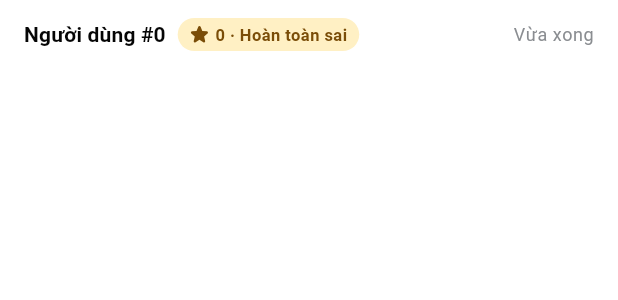
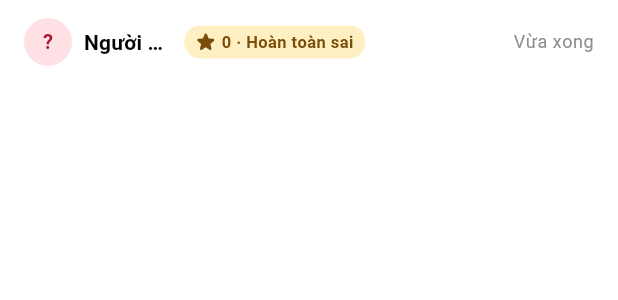
Before and after one commit to tonhulily/QuizHub, a Flutter app: the _RatingTile widget shown alone on an empty page, opened directly with empty values, on a phone screen of 412 x 824 dp. Shown: the top 300 px of the screen. Run offline on Flutter 3.47's test engine with Material 3 defaults, Android fonts, the phone set to English and light mode, and no system bars; our stand-ins replace cached_network_image, device_info_plus, dio, equatable, flutter_bloc, flutter_easyloading and 8 more; accounts and stored records are empty; network calls fail; statements that could not run were skipped.

Commit message:
feat(qbank): show rater name and avatar in question statistics
The ratings API only returns user_id. Look up each rater with
GET /users/{id} through a new UserDirectory (cached per id, concurrent
lookups share one request). On error the row falls back to
"Người dùng #id".

Co-Authored-By: Claude Opus 5.5 <noreply@anthropic.com>

```diff
--- /dev/null
+++ b/lib/data/repositories/user_directory.dart
@@ -0,0 +1,27 @@
+import '../../core/network/api_exception.dart';
+import '../models/profile_model.dart';
+import 'user_repository.dart';
+
+/// Tra tên / ảnh của người dùng theo id (`GET /users/{id}`), có cache.
+///
+/// Dùng cho danh sách chỉ có `user_id` (vd đánh giá câu hỏi). Nhiều dòng cùng
+/// một người chỉ gọi API một lần; gọi lỗi thì trả null (màn hình hiện lại
+/// "Người dùng #id") và lần sau thử lại.
+class UserDirectory {
+  final UserRepository _users;
+  final Map<int, Future<ProfileModel?>> _cache = {};
+
+  UserDirectory(this._users);
+
+  Future<ProfileModel?> lookup(int userId) =>
+      _cache.putIfAbsent(userId, () => _fetch(userId));
+
+  Future<ProfileModel?> _fetch(int userId) async {
+    try {
+      return await _users.getUser(userId);
+    } on ApiException {
+      _cache.remove(userId);
+      return null;
+    }
+  }
+}
--- a/lib/di/locator.dart
+++ b/lib/di/locator.dart
@@ -22,6 +22,7 @@ import '../data/repositories/question_bank_repository.dart';
 import '../data/repositories/reaction_repository.dart';
 import '../data/repositories/report_repository.dart';
 import '../data/repositories/subject_repository.dart';
+import '../data/repositories/user_directory.dart';
 import '../data/repositories/submission_repository.dart';
 import '../data/repositories/user_repository.dart';
 import '../data/repositories/user_search_repository.dart';
@@ -122,4 +123,7 @@ Future<void> setupLocator({
   getIt.registerLazySingleton<AiRepository>(
     () => AiRepository(getIt<ApiClient>()),
   );
+  getIt.registerLazySingleton<UserDirectory>(
+    () => UserDirectory(getIt<UserRepository>()),
+  );
 }
--- a/lib/features/question_bank/view/question_stats_view.dart
+++ b/lib/features/question_bank/view/question_stats_view.dart
@@ -10,8 +10,11 @@ import '../../../core/utils/time_format.dart';
 import '../../../core/widgets/fb_widgets.dart';
 import '../../../core/widgets/paged_list.dart';
 import '../../../core/widgets/state_views.dart';
+import '../../../core/widgets/user_avatar.dart';
+import '../../../data/models/profile_model.dart';
 import '../../../data/models/question_models.dart';
 import '../../../data/repositories/question_bank_repository.dart';
+import '../../../data/repositories/user_directory.dart';
 import '../../../di/locator.dart';
 import '../cubit/load_cubit.dart';
 import '../widgets/qbank_widgets.dart';
@@ -278,13 +281,24 @@ class _Bar extends StatelessWidget {
   }
 }
 
-class _RatingTile extends StatelessWidget {
+class _RatingTile extends StatefulWidget {
   final RatingItem item;
   const _RatingTile({required this.item});
 
   @override
+  State<_RatingTile> createState() => _RatingTileState();
+}
+
+class _RatingTileState extends State<_RatingTile> {
+  /// API danh sách đánh giá chỉ trả `user_id`: tra thêm tên / ảnh (có cache).
+  late final Future<ProfileModel?> _author = getIt<UserDirectory>().lookup(
+    widget.item.userId,
+  );
+
+  @override
   Widget build(BuildContext context) {
     final theme = Theme.of(context);
+    final item = widget.item;
     final level = item.level;
     return Container(
       color: AppColors.white,
@@ -297,12 +311,39 @@ class _RatingTile extends StatelessWidget {
         children: [
           Row(
             children: [
-              // Backend chỉ trả user_id, chưa có tên người đánh giá
-              Text(
-                'Người dùng #${item.userId}',
-                style: theme.textTheme.titleSmall?.copyWith(
-                  fontWeight: FontWeight.w700,
-                ),
+              FutureBuilder<ProfileModel?>(
+                future: _author,
+                builder: (context, snap) {
+                  final p = snap.data;
+                  // Chưa tải xong hoặc lỗi thì hiện id
+                  final name = p?.fullName.trim().isNotEmpty == true
+                      ? p!.fullName
+                      : 'Người dùng #${item.userId}';
+                  return Flexible(
+                    child: Row(
+                      mainAxisSize: MainAxisSize.min,
+                      children: [
+                        UserAvatar(
+                          avatarUrl: p?.avatarUrl,
+                          frameUrl: p?.frameUrl,
+                          name: p?.fullName ?? '',
+                          size: ComponentTokens.avatarSM,
+                        ),
+                        const SizedBox(width: 8),
+                        Flexible(
+                          child: Text(
+                            name,
+                            maxLines: 1,
+                            overflow: TextOverflow.ellipsis,
+                            style: theme.textTheme.titleSmall?.copyWith(
+                              fontWeight: FontWeight.w700,
+                            ),
+                          ),
+                        ),
+                      ],
+                    ),
+                  );
+                },
               ),
               const SizedBox(width: 8),
               if (item.isError)
@@ -330,7 +371,12 @@ class _RatingTile extends StatelessWidget {
           ),
           if (item.comment != null && item.comment!.trim().isNotEmpty) ...[
             const SizedBox(height: 6),
-            Text(item.comment!, style: theme.textTheme.bodyMedium),
+            Padding(
+              padding: const EdgeInsets.only(
+                left: ComponentTokens.avatarSM + 8,
+              ),
+              child: Text(item.comment!, style: theme.textTheme.bodyMedium),
+            ),
           ],
         ],
       ),
```
Also changed, not shown: 2 other files.
